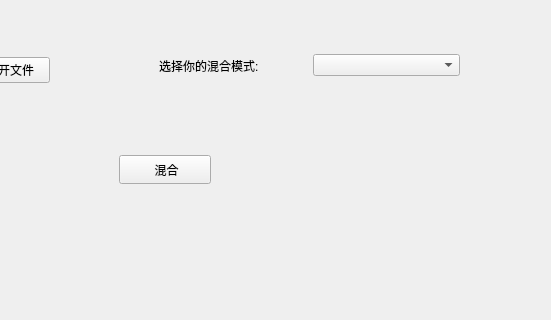
Before: the Qt Designer form ImageWithUI/BlendWindow.ui in Obj4ct/ImageWithUI, drawn with Qt 5; both pictures show x 511 to 1062 and y 255 to 575 of the 1062 by 748 pixel window.
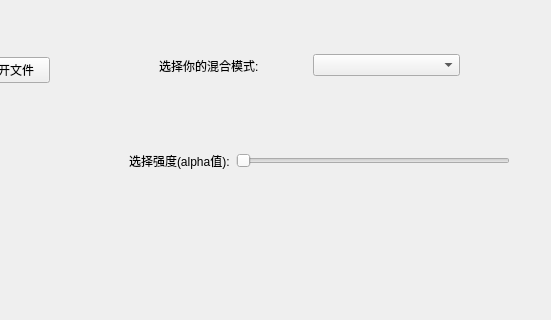
After: the same form once the commit is applied.

Commit message: 添加了混合图层的功能 bug:正常模式下,混合效果不能随滑块的减小而减小

Diff of the .ui file:
```diff
--- a/ImageWithUI/BlendWindow.ui
+++ b/ImageWithUI/BlendWindow.ui
@@ -91,19 +91,6 @@
     <string/>
    </property>
   </widget>
-  <widget class="QPushButton" name="btn_blend">
-   <property name="geometry">
-    <rect>
-     <x>630</x>
-     <y>410</y>
-     <width>92</width>
-     <height>29</height>
-    </rect>
-   </property>
-   <property name="text">
-    <string> 混合</string>
-   </property>
-  </widget>
   <widget class="QWidget" name="widget_select_blendMode" native="true">
    <property name="geometry">
     <rect>
@@ -126,6 +113,32 @@
     </item>
    </layout>
   </widget>
+  <widget class="QWidget" name="widget_select_alpha" native="true">
+   <property name="geometry">
+    <rect>
+     <x>640</x>
+     <y>390</y>
+     <width>381</width>
+     <height>51</height>
+    </rect>
+   </property>
+   <layout class="QHBoxLayout" name="horizontalLayout_3">
+    <item>
+     <widget class="QLabel" name="label_2">
+      <property name="text">
+       <string>选择强度(alpha值):</string>
+      </property>
+     </widget>
+    </item>
+    <item>
+     <widget class="QSlider" name="horizontalSlider_alpha">
+      <property name="orientation">
+       <enum>Qt::Horizontal</enum>
+      </property>
+     </widget>
+    </item>
+   </layout>
+  </widget>
  </widget>
  <resources/>
  <connections/>
```
The commit also changes 2 other files.
